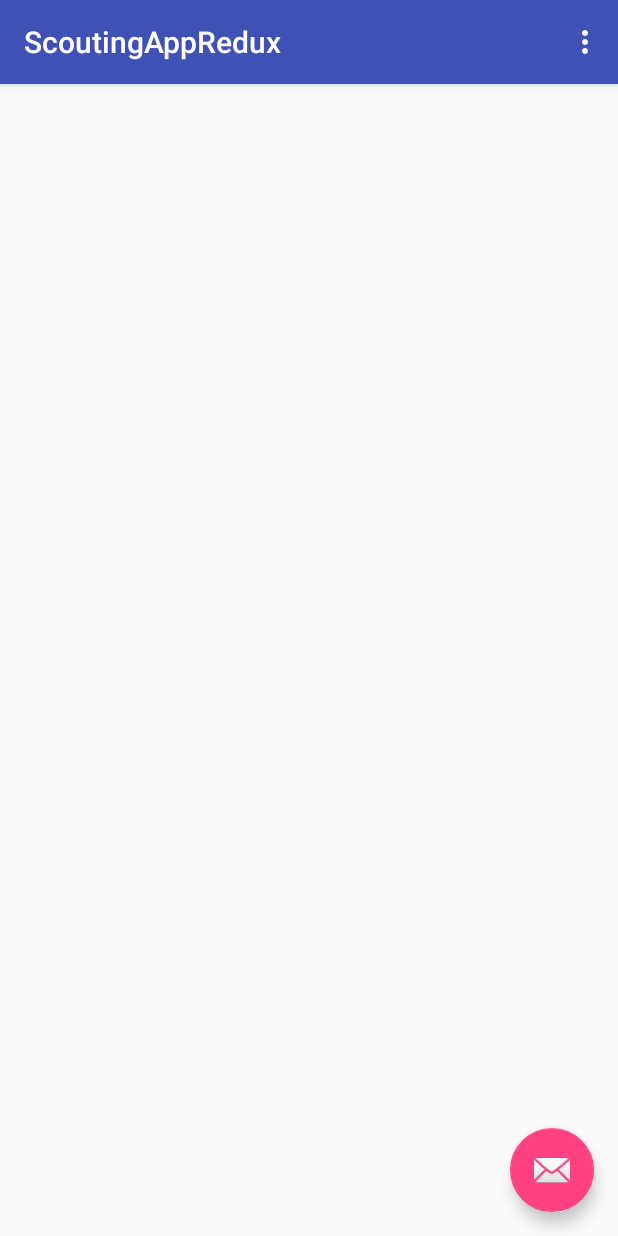
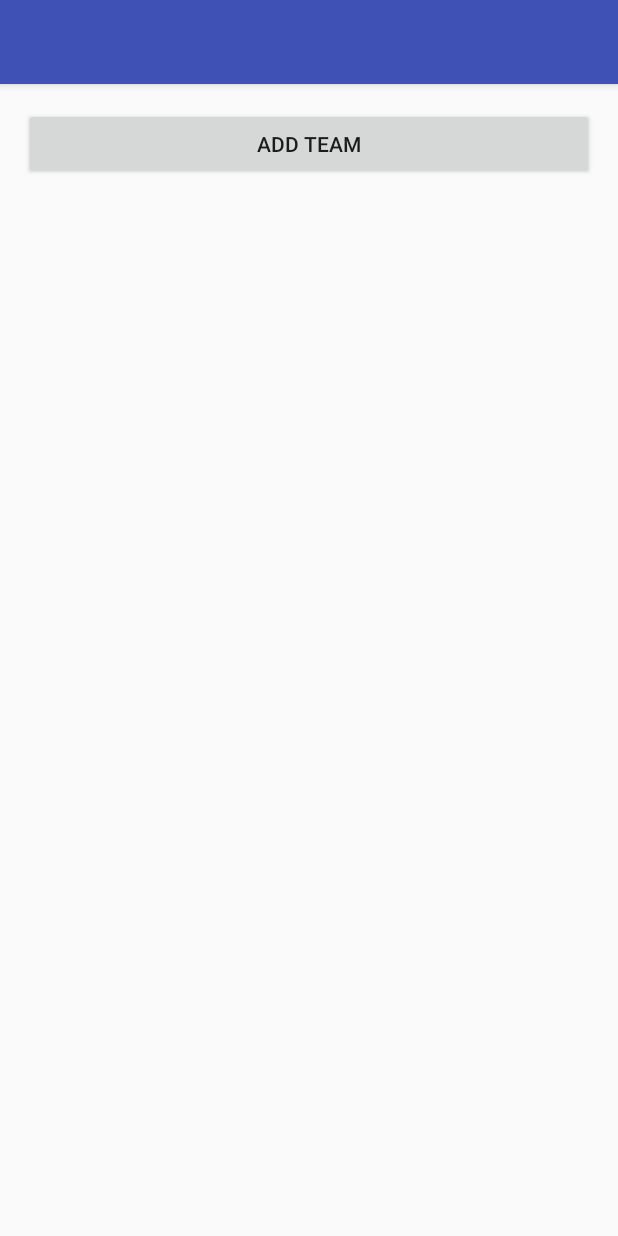
Before and after one commit to tranquilswan/TrojanScout, an Android app: the screen it shows after launch (MainActivity), on a phone screen of 412 x 824 dp. Run offline under Robolectric (Android 15) with nearby library versions, the phone set to English and light mode, and no system bars.

Commit message:
Basic app treversal working DB next

```diff
--- a/ScoutingApp2386/src/main/java/com/example/gearbox/scoutingappredux/AddTeamFragment.java
+++ b/ScoutingApp2386/src/main/java/com/example/gearbox/scoutingappredux/AddTeamFragment.java
@@ -2,7 +2,7 @@ package com.example.gearbox.scoutingappredux;
 
 
 import android.os.Bundle;
-import android.support.v4.app.Fragment;
+import android.app.Fragment;
 import android.view.LayoutInflater;
 import android.view.View;
 import android.view.ViewGroup;
@@ -13,6 +13,7 @@ import android.view.ViewGroup;
  */
 public class AddTeamFragment extends Fragment {
 
+    public static final String TAG = "AddTeamFragment";
 
     public AddTeamFragment() {
         // Required empty public constructor
--- /dev/null
+++ b/ScoutingApp2386/src/main/java/com/example/gearbox/scoutingappredux/IntroPageFragment.java
@@ -0,0 +1,54 @@
+package com.example.gearbox.scoutingappredux;
+
+
+import android.app.Fragment;
+import android.app.FragmentManager;
+import android.os.Bundle;
+import android.app.FragmentManager;
+import android.view.LayoutInflater;
+import android.view.View;
+import android.view.ViewGroup;
+import android.widget.Button;
+
+
+/**
+ * A simple {@link Fragment} subclass.
+ */
+public class IntroPageFragment extends Fragment {
+
+    public final static String TAG = "IntroPageFragment";
+    FragmentManager fm;
+
+    public IntroPageFragment() {
+        // Required empty public constructor
+    }
+
+
+    @Override
+    public View onCreateView(LayoutInflater inflater, final ViewGroup container,
+                             Bundle savedInstanceState) {
+        // Inflate the layout for this fragment
+
+        fm = getFragmentManager();
+        fm.beginTransaction().replace(R.id.fragContainer, new IntroPageFragment(), IntroPageFragment.TAG);
+
+        final View view = inflater.inflate(R.layout.fragment_intro_page, container, false);
+
+        Button btnAddTeam = (Button) view.findViewById(R.id.btnAddTeam);
+
+        btnAddTeam.setOnClickListener(new View.OnClickListener() {
+            @Override
+            public void onClick(View v) {
+
+                fm.beginTransaction()
+                        .replace(R.id.fragContainer, new AddTeamFragment(), AddTeamFragment.TAG)
+                        .commit();
+
+            }
+        });
+
+
+        return view;
+    }
+
+}
--- a/ScoutingApp2386/src/main/java/com/example/gearbox/scoutingappredux/MainActivity.java
+++ b/ScoutingApp2386/src/main/java/com/example/gearbox/scoutingappredux/MainActivity.java
@@ -1,5 +1,7 @@
 package com.example.gearbox.scoutingappredux;
 
+import android.app.Activity;
+import android.app.FragmentManager;
 import android.os.Bundle;
 import android.support.design.widget.FloatingActionButton;
 import android.support.design.widget.Snackbar;
@@ -14,18 +16,22 @@ public class MainActivity extends AppCompatActivity {
     @Override
     protected void onCreate(Bundle savedInstanceState) {
         super.onCreate(savedInstanceState);
+
+        Toolbar toolbar = (Toolbar) findViewById(R.id.toolbar);
+       // setSupportActionBar(toolbar);
+
+//        FloatingActionButton fab = (FloatingActionButton) findViewById(R.id.fab);
+//        fab.setOnClickListener(new View.OnClickListener() {
+//            @Override
+//            public void onClick(View view) {
+//                Snackbar.make(view, "Replace with your own action", Snackbar.LENGTH_LONG)
+//                        .setAction("Action", null).show();
+//            }
+//        });
+
+        FragmentManager fm = getFragmentManager();
+        fm.beginTransaction().replace(R.id.fragContainer, new IntroPageFragment(), IntroPageFragment.TAG).commit();
         setContentView(R.layout.activity_main);
-        Toolbar toolbar = (Toolbar) findViewById(R.id.toolbar);
-        setSupportActionBar(toolbar);
-
-        FloatingActionButton fab = (FloatingActionButton) findViewById(R.id.fab);
-        fab.setOnClickListener(new View.OnClickListener() {
-            @Override
-            public void onClick(View view) {
-                Snackbar.make(view, "Replace with your own action", Snackbar.LENGTH_LONG)
-                        .setAction("Action", null).show();
-            }
-        });
     }
 
     @Override
--- a/ScoutingApp2386/src/main/res/layout/activity_main.xml
+++ b/ScoutingApp2386/src/main/res/layout/activity_main.xml
@@ -23,12 +23,4 @@
 
     <include layout="@layout/content_main" />
 
-    <android.support.design.widget.FloatingActionButton
-        android:id="@+id/fab"
-        android:layout_width="wrap_content"
-        android:layout_height="wrap_content"
-        android:layout_gravity="bottom|end"
-        android:layout_margin="@dimen/fab_margin"
-        android:src="@android:drawable/ic_dialog_email" />
-
 </android.support.design.widget.CoordinatorLayout>
--- /dev/null
+++ b/ScoutingApp2386/src/main/res/layout/fragment_intro_page.xml
@@ -0,0 +1,21 @@
+<LinearLayout
+    xmlns:android="http://schemas.android.com/apk/res/android"
+    xmlns:tools="http://schemas.android.com/tools"
+    android:layout_width="match_parent"
+    android:layout_height="match_parent"
+    android:orientation="vertical"
+    tools:context="com.example.gearbox.scoutingappredux.IntroPageFragment">
+
+    <Button
+        android:layout_width="match_parent"
+        android:layout_height="wrap_content"
+        android:text="Add Team"
+        android:id="@+id/btnAddTeam"/>
+
+    <ListView
+        android:layout_width="match_parent"
+        android:layout_height="wrap_content"
+        android:id="@+id/lvwExistingTeams">
+
+    </ListView>
+</LinearLayout>
--- a/settings.gradle
+++ b/settings.gradle
@@ -1 +1 @@
-include ':app', 'ScoutingApp2386'
+include 'ScoutingApp2386'
```
